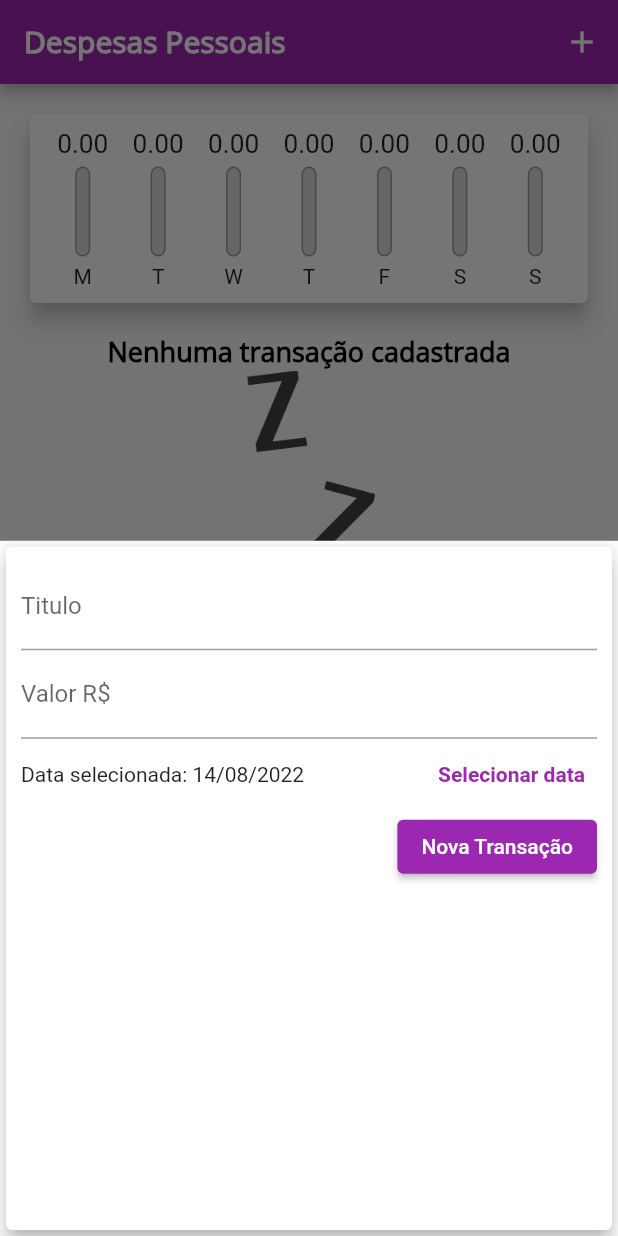
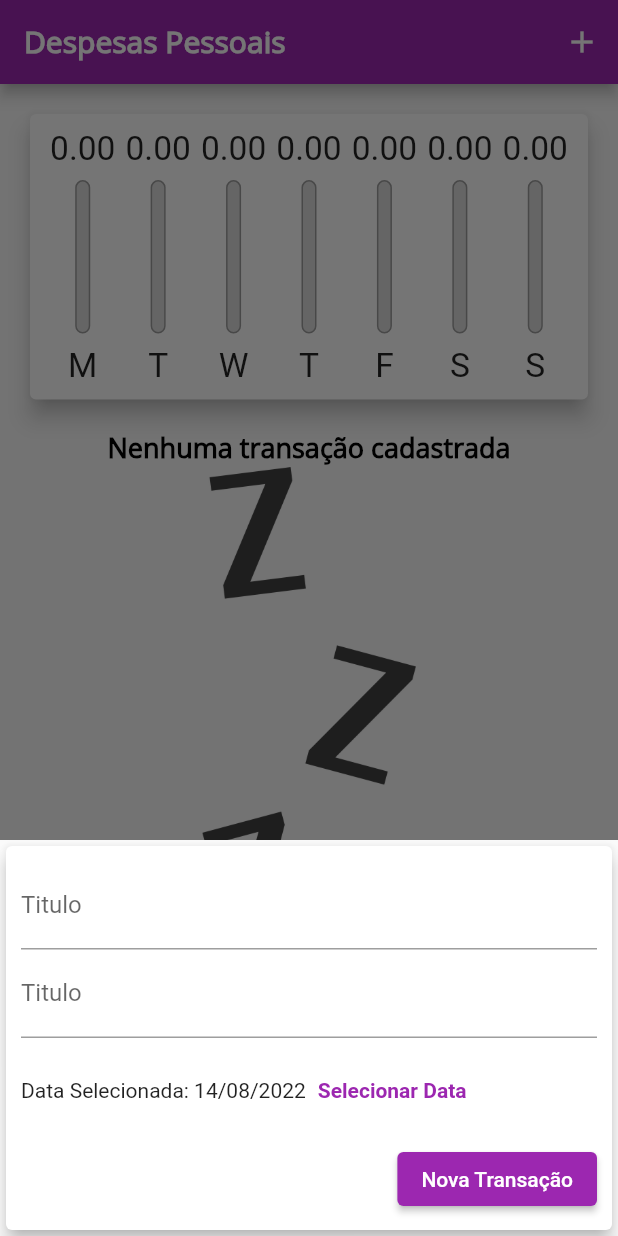
Before and after one commit to rafaeltost/expenses, a Flutter app: the screen it shows after launch, after a tap on the "add" icon, on a phone screen of 412 x 824 dp. Run offline on Flutter 3.47's test engine with Material 2 defaults, Android fonts, the phone set to English and light mode, and no system bars.

Commit message:
added responsibility

```diff
--- /dev/null
+++ b/lib/components/adaptative_date_picker.dart
@@ -0,0 +1,64 @@
+import 'dart:io';
+import 'package:flutter/cupertino.dart';
+import 'package:flutter/material.dart';
+import 'package:intl/intl.dart';
+
+class AdaptativeDatePicker extends StatelessWidget {
+  final DateTime? selectedDate;
+  final Function(DateTime)? onDateChanged;
+
+  const AdaptativeDatePicker({
+    this.selectedDate,
+    this.onDateChanged,
+    Key? key,
+  }) : super(key: key);
+
+  _showDatePicker(BuildContext context) {
+    showDatePicker(
+      context: context,
+      initialDate: DateTime.now(),
+      firstDate: DateTime(2022),
+      lastDate: DateTime.now(),
+    ).then((pickedDate) {
+      if (pickedDate == null) {
+        return;
+      }
+
+      onDateChanged!(pickedDate);
+    });
+  }
+
+  @override
+  Widget build(BuildContext context) {
+    return Platform.isIOS
+        ? SizedBox(
+            height: 180,
+            child: CupertinoDatePicker(
+              mode: CupertinoDatePickerMode.date,
+              initialDateTime: DateTime.now(),
+              minimumDate: DateTime(2022),
+              maximumDate: DateTime.now(),
+              onDateTimeChanged: onDateChanged!,
+            ),
+          )
+        : SizedBox(
+            height: 70,
+            child: Row(
+              children: <Widget>[
+                Text(
+                  'Data Selecionada: ${DateFormat('dd/MM/y').format(selectedDate!)}',
+                ),
+                TextButton(
+                  child: const Text(
+                    'Selecionar Data',
+                    style: TextStyle(
+                      fontWeight: FontWeight.bold,
+                    ),
+                  ),
+                  onPressed: () => _showDatePicker(context),
+                ),
+              ],
+            ),
+          );
+  }
+}
--- /dev/null
+++ b/lib/components/adaptative_text_field.dart
@@ -0,0 +1,44 @@
+import 'dart:io';
+import 'package:flutter/cupertino.dart';
+import 'package:flutter/material.dart';
+
+class AdaptativeTextField extends StatelessWidget {
+  final String label;
+  final TextEditingController controller;
+  final TextInputType keyboardType;
+  final Function(String) onSubmitted;
+
+  const AdaptativeTextField({
+    Key? key,
+    required this.label,
+    required this.controller,
+    this.keyboardType = TextInputType.text,
+    required this.onSubmitted,
+  }) : super(key: key);
+
+  @override
+  Widget build(BuildContext context) {
+    return Platform.isIOS
+        ? Padding(
+            padding: const EdgeInsets.only(bottom: 10),
+            child: CupertinoTextField(
+              controller: controller,
+              keyboardType: keyboardType,
+              onSubmitted: onSubmitted,
+              placeholder: label,
+              padding: const EdgeInsets.symmetric(
+                horizontal: 6,
+                vertical: 12,
+              ),
+            ),
+          )
+        : TextField(
+            controller: controller,
+            keyboardType: keyboardType,
+            onSubmitted: onSubmitted,
+            decoration: InputDecoration(
+              labelText: label,
+            ),
+          );
+  }
+}
--- a/lib/components/chart_bar.dart
+++ b/lib/components/chart_bar.dart
@@ -14,17 +14,19 @@ class ChartBar extends StatelessWidget {
 
   @override
   Widget build(BuildContext context) {
+    return LayoutBuilder(
+      builder: (context, constraints) {
         return Column(
           children: [
             SizedBox(
-          height: 20,
+              height: constraints.maxHeight * 0.15,
               child: FittedBox(
                 child: Text('${value.toStringAsFixed(2)}'),
               ),
             ),
-        const SizedBox(height: 5),
+            SizedBox(height: constraints.maxHeight * 0.05),
             SizedBox(
-          height: 60,
+              height: constraints.maxHeight * 0.6,
               width: 10,
               child: Stack(
                 alignment: Alignment.bottomCenter,
@@ -48,9 +50,14 @@ class ChartBar extends StatelessWidget {
                 ],
               ),
             ),
-        const SizedBox(height: 5),
-        Text(label),
+            SizedBox(height: constraints.maxHeight * 0.05),
+            SizedBox(
+              height: constraints.maxHeight * 0.15,
+              child: FittedBox(child: Text(label)),
+            ),
           ],
+        );
+      },
     );
   }
 }
--- a/lib/components/transaction_form.dart
+++ b/lib/components/transaction_form.dart
@@ -1,5 +1,6 @@
+import 'package:expenses/components/adaptative_date_picker.dart';
+import 'package:expenses/components/adaptative_text_field.dart';
 import 'package:flutter/material.dart';
-import 'package:intl/intl.dart';
 
 class TransactionForm extends StatefulWidget {
   const TransactionForm({Key? key, required this.onSubmit}) : super(key: key);
@@ -14,7 +15,6 @@ class TransactionForm extends StatefulWidget {
 }
 
 class _TransactionFormState extends State<TransactionForm> {
-
   DateTime _selectedDate = DateTime.now();
 
   void _submitForm() {
@@ -27,58 +27,37 @@ class _TransactionFormState extends State<TransactionForm> {
     widget.onSubmit(title, value, date);
   }
 
-
-
-  _showDatePicker() {
-    showDatePicker(
-      context: context,
-      initialDate: DateTime.now(),
-      firstDate: DateTime(2022),
-      lastDate: DateTime.now(),
-    ).then((pickedDate) {
-      if (pickedDate == null) return;
-
-      setState(() {
-        _selectedDate = pickedDate;
-      });
-    });
-  }
-
   @override
   Widget build(BuildContext context) {
-    return Card(
+    return SingleChildScrollView(
+      child: Card(
         elevation: 5,
         child: Padding(
-        padding: const EdgeInsets.all(10),
+          padding: EdgeInsets.only(
+            top: 10,
+            right: 10,
+            left: 10,
+            bottom: 10 + MediaQuery.of(context).viewInsets.bottom,
+          ),
           child: Column(
             children: <Widget>[
-            TextField(
-              onSubmitted: (_) => _submitForm,
+              AdaptativeTextField(
+                label: 'Titulo',
+                onSubmitted: (_) => _submitForm(),
                 controller: TransactionForm._titleController,
-              decoration: const InputDecoration(labelText: "Titulo"),
               ),
-            TextField(
-              onSubmitted: (_) => _submitForm,
+              AdaptativeTextField(
+                label: 'Titulo',
+                onSubmitted: (_) => _submitForm(),
                 keyboardType:
                     const TextInputType.numberWithOptions(decimal: true),
                 controller: TransactionForm._valueController,
-              decoration: const InputDecoration(labelText: "Valor R\$"),
               ),
-            Row(
-              children: <Widget>[
-                Expanded(
-                  child: Text(
-                    'Data selecionada: ${DateFormat('dd/MM/y').format(_selectedDate)}',
-                  ),
-                ),
-                TextButton(
-                  onPressed: _showDatePicker,
-                  child: const Text(
-                    'Selecionar data',
-                    style: TextStyle(fontWeight: FontWeight.bold),
-                  ),
-                ),
-              ],
+              AdaptativeDatePicker(
+                selectedDate: _selectedDate,
+                onDateChanged: (newDate) {
+                  setState(() => _selectedDate = newDate);
+                },
               ),
               Row(
                 mainAxisAlignment: MainAxisAlignment.end,
@@ -92,6 +71,7 @@ class _TransactionFormState extends State<TransactionForm> {
             ],
           ),
         ),
+      ),
     );
   }
 }
--- /dev/null
+++ b/lib/components/transaction_item.dart
@@ -0,0 +1,48 @@
+import 'package:flutter/material.dart';
+import 'package:intl/intl.dart';
+
+import '../models/transaction.dart';
+
+class TransactionItem extends StatelessWidget {
+  const TransactionItem({
+    Key? key,
+    required this.transaction,
+    required this.onRemove,
+  }) : super(key: key);
+
+  final Transaction transaction;
+  final Function(String) onRemove;
+
+  @override
+  Widget build(BuildContext context) {
+    return Card(
+      elevation: 5,
+      margin:
+          const EdgeInsets.symmetric(vertical: 8, horizontal: 5),
+      child: ListTile(
+        leading: CircleAvatar(
+          backgroundColor: Theme.of(context).colorScheme.primary,
+          radius: 30,
+          child: Padding(
+            padding: const EdgeInsets.all(10),
+            child: FittedBox(
+              child: Text(
+                  'R\$${transaction.value.toStringAsFixed(2)}'),
+            ),
+          ),
+        ),
+        title: Text(
+          transaction.title,
+          style: Theme.of(context).textTheme.headline6,
+        ),
+        subtitle:
+            Text(DateFormat('d MMM y').format(transaction.date)),
+        trailing: IconButton(
+          color: Theme.of(context).colorScheme.error,
+          onPressed: () => onRemove(transaction.id),
+          icon: const Icon(Icons.delete),
+        ),
+      ),
+    );
+  }
+}
--- a/lib/components/transactions.dart
+++ b/lib/components/transactions.dart
@@ -1,9 +1,11 @@
+import 'package:expenses/components/transaction_item.dart';
 import 'package:expenses/models/transaction.dart';
 import 'package:flutter/material.dart';
-import 'package:intl/intl.dart';
 
 class Transactions extends StatelessWidget {
-  const Transactions({Key? key, required this.transactions, required this.onRemove}) : super(key: key);
+  const Transactions(
+      {Key? key, required this.transactions, required this.onRemove})
+      : super(key: key);
 
   final List<Transaction> transactions;
   final Function(String) onRemove;
@@ -13,53 +15,30 @@ class Transactions extends StatelessWidget {
     return SizedBox(
       height: 300,
       child: transactions.isEmpty
-          ? Column(
+          ? LayoutBuilder(
+              builder: (context, constraints) {
+                return Column(
                   children: <Widget>[
                     Text(
                       'Nenhuma transação cadastrada',
                       style: Theme.of(context).textTheme.headline6,
                     ),
                     SizedBox(
-                  height: 200,
+                      height: constraints.maxHeight * 0.6,
                       child: Image.asset(
                         "assets/images/waiting.png",
                         fit: BoxFit.cover,
                       ),
                     ),
                   ],
+                );
+              },
             )
           : ListView.builder(
               itemCount: transactions.length,
               itemBuilder: (context, index) {
                 final transaction = transactions[index];
-                return Card(
-                  elevation: 5,
-                  margin:
-                      const EdgeInsets.symmetric(vertical: 8, horizontal: 5),
-                  child: ListTile(
-                    leading: CircleAvatar(
-                      backgroundColor: Theme.of(context).colorScheme.primary,
-                      radius: 30,
-                      child: Padding(
-                        padding: const EdgeInsets.all(8),
-                        child: FittedBox(
-                          child: Text('R\$${transaction.value}'),
-                        ),
-                      ),
-                    ),
-                    title: Text(
-                      transaction.title,
-                      style: Theme.of(context).textTheme.headline6,
-                    ),
-                    subtitle:
-                        Text(DateFormat('d MMM y').format(transaction.date)),
-                    trailing: IconButton(
-                      color: Theme.of(context).colorScheme.error,
-                      onPressed: () => onRemove(transaction.id),
-                      icon: const Icon(Icons.delete),
-                    ),
-                  ),
-                );
+                return TransactionItem(transaction: transaction, onRemove: onRemove);
               },
             ),
     );
--- a/lib/main.dart
+++ b/lib/main.dart
@@ -1,7 +1,9 @@
+import 'dart:io';
 import 'dart:math';
 
 import 'package:expenses/components/chart.dart';
 import 'package:expenses/components/transactions.dart';
+import 'package:flutter/cupertino.dart';
 import 'package:flutter/material.dart';
 
 import 'components/transaction_form.dart';
@@ -53,10 +55,13 @@ class HomePage extends StatefulWidget {
 class _HomePageState extends State<HomePage> {
   final List<Transaction> _transactions = [];
 
+  bool _showChart = false;
+
   List<Transaction> get _recentTransactions {
     return _transactions.where((element) {
-      return element.date
-          .isAfter(DateTime.now().subtract(const Duration(days: 7)));
+      return element.date.isAfter(
+        DateTime.now().subtract(const Duration(days: 7)),
+      );
     }).toList();
   }
 
@@ -81,8 +86,8 @@ class _HomePageState extends State<HomePage> {
     });
 
     Navigator.of(context).pop();
+  }
 
-  }
   void _removeTransaction(String id) {
     setState(() {
       _transactions.removeWhere((element) => element.id == id);
@@ -91,30 +96,84 @@ class _HomePageState extends State<HomePage> {
 
   @override
   Widget build(BuildContext context) {
-    return Scaffold(
-      appBar: AppBar(
+    final mediaQuery = MediaQuery.of(context);
+
+    final bool isLandscape = mediaQuery.orientation == Orientation.landscape;
+
+    Widget _getIconButton(IconData icon, Function() fn) {
+      return Platform.isIOS
+          ? GestureDetector(onTap: fn, child: Icon(icon))
+          : IconButton(icon: Icon(icon), onPressed: fn);
+    }
+
+    final actions = [
+      if (isLandscape)
+        _getIconButton(
+          _showChart ? Icons.list : Icons.show_chart,
+          () => setState(() => _showChart = !_showChart),
+        ),
+      _getIconButton(
+        Icons.add,
+        () => _openTransactionFormModal(context),
+      ),
+    ];
+
+    final appBar = AppBar(
       title: const Text("Despesas Pessoais"),
-        actions: [
-          IconButton(
-            onPressed: () => _openTransactionFormModal(context),
-            icon: const Icon(Icons.add),
+      actions: actions,
+    );
+
+    final availableHeight = mediaQuery.size.height -
+        appBar.preferredSize.height -
+        mediaQuery.padding.top;
+
+    final bodyPage = SafeArea(
+      child: SingleChildScrollView(
+        child: Column(
+          crossAxisAlignment: CrossAxisAlignment.stretch,
+          children: [
+            if (!isLandscape || _showChart)
+              SizedBox(
+                height:
+                    isLandscape ? availableHeight * 0.7 : availableHeight * 0.3,
+                child: Chart(recentTransactions: _recentTransactions),
+              ),
+            if (!isLandscape || !_showChart)
+              SizedBox(
+                height:
+                    isLandscape ? availableHeight * 1 : availableHeight * 0.7,
+                child: Transactions(
+                  transactions: _transactions,
+                  onRemove: _removeTransaction,
+                ),
               ),
           ],
         ),
-      body: SingleChildScrollView(
-        child: Column(
-          crossAxisAlignment: CrossAxisAlignment.stretch,
-          children: [
-            Chart(recentTransactions: _recentTransactions),
-            Transactions(transactions: _transactions, onRemove: _removeTransaction)
-          ],
+      ),
+    );
+
+    return Platform.isIOS
+        ? CupertinoPageScaffold(
+            navigationBar: CupertinoNavigationBar(
+              middle: const Text('Despesas Pessoais'),
+              trailing: Row(
+                mainAxisSize: MainAxisSize.min,
+                children: actions,
               ),
             ),
-      floatingActionButton: FloatingActionButton(
+            child: bodyPage,
+          )
+        : Scaffold(
+            appBar: appBar,
+            body: bodyPage,
+            floatingActionButton: Platform.isIOS
+                ? Container()
+                : FloatingActionButton(
                     onPressed: () => _openTransactionFormModal(context),
                     child: const Icon(Icons.add),
                   ),
-      floatingActionButtonLocation: FloatingActionButtonLocation.centerFloat,
+            floatingActionButtonLocation:
+                FloatingActionButtonLocation.centerFloat,
           );
   }
 }
```
Lines whose indentation alone changed are shown as unchanged.
